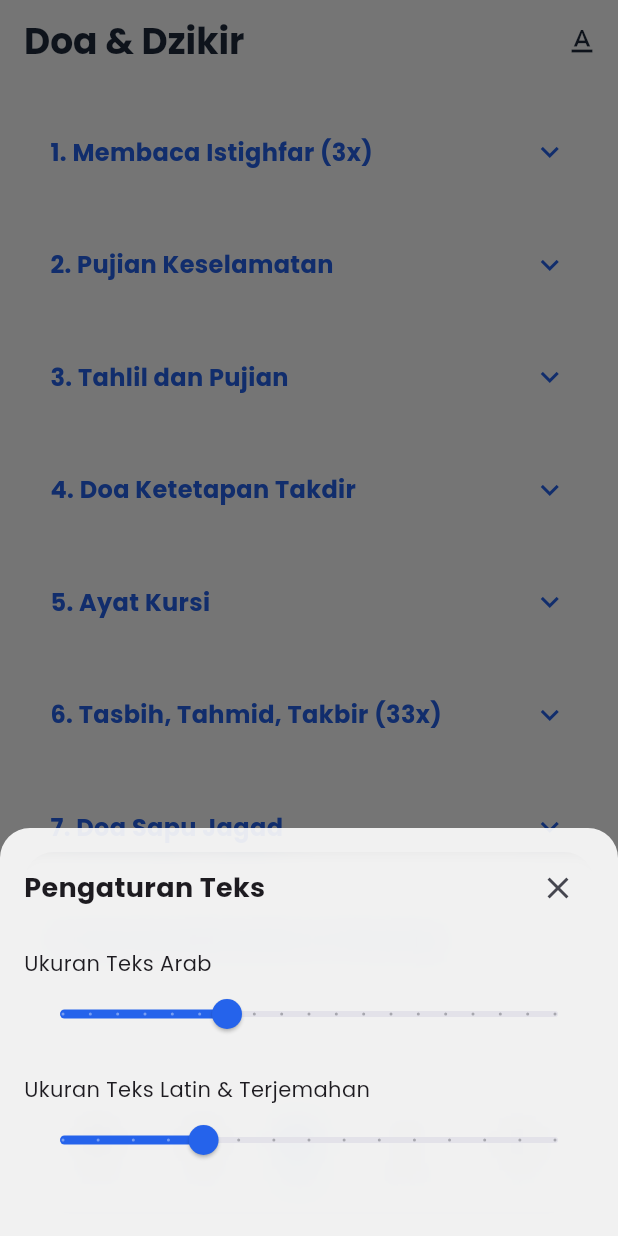
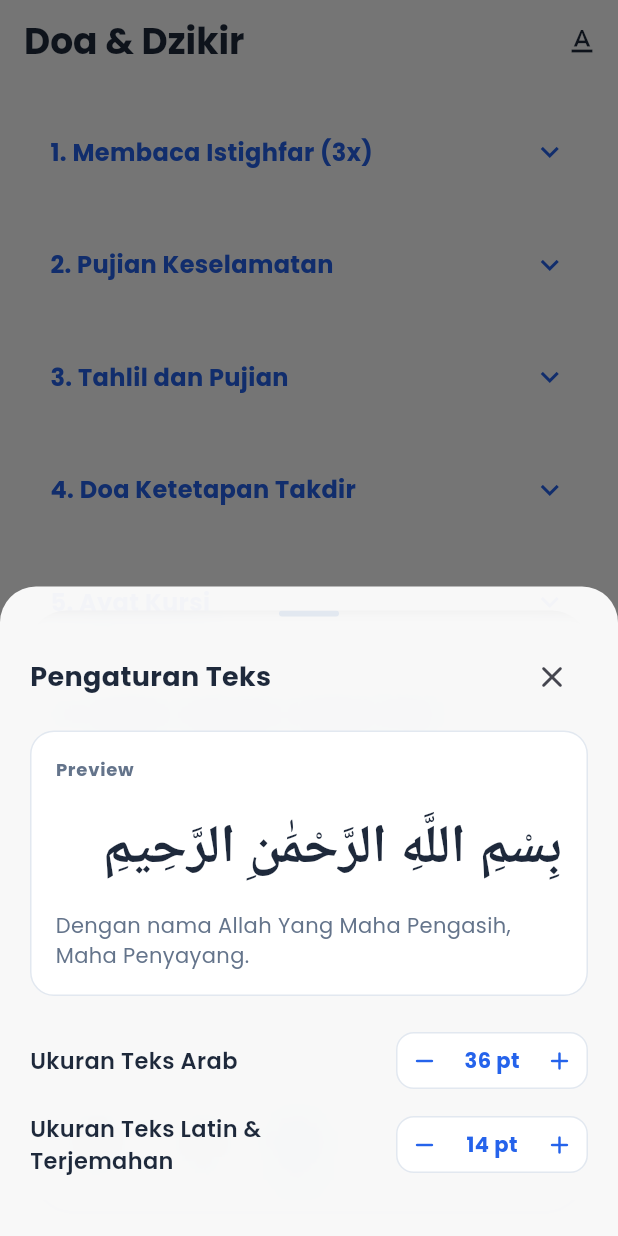
Before and after one commit to MuhammadKrisna18/sahabatmuslim, a Flutter app: the screen it shows after launch, item 3 of the bottom bar chosen, after a tap on the "text format" icon, on a phone screen of 412 x 824 dp. Run offline on Flutter 3.47's test engine with Material 3 defaults, Android fonts, the phone set to English and light mode, and no system bars; drawn by our look-alikes of expandable, flutter_animate; our stand-ins replace adhan, audio_service, audioplayers, dio, file_picker, flutter_compass and 14 more; missing offline and left inert: alarm, home_widget; network calls fail; Roboto replaces fonts that are missing (Amiri); statements that could not run were skipped.

Commit message:
feat(settings): implement stepper typography sheet with live preview

```diff
--- /dev/null
+++ b/lib/features/settings/presentation/widgets/typography_preview_card.dart
@@ -0,0 +1,61 @@
+import 'package:flutter/material.dart';
+import 'package:google_fonts/google_fonts.dart';
+import 'package:adhan_reminder/core/theme/theme_ext.dart';
+
+class TypographyPreviewCard extends StatelessWidget {
+  final double arabicFontSize;
+  final double latinFontSize;
+
+  const TypographyPreviewCard({
+    super.key,
+    required this.arabicFontSize,
+    required this.latinFontSize,
+  });
+
+  @override
+  Widget build(BuildContext context) {
+    return Container(
+      width: double.infinity,
+      padding: const EdgeInsets.all(16),
+      decoration: BoxDecoration(
+        color: context.surfaceColor,
+        borderRadius: BorderRadius.circular(16),
+        border: Border.all(color: context.borderColor),
+      ),
+      child: Column(
+        crossAxisAlignment: CrossAxisAlignment.stretch,
+        children: [
+          Text(
+            'Preview',
+            style: TextStyle(
+              fontSize: 12,
+              fontWeight: FontWeight.bold,
+              color: context.textSecondaryColor,
+              letterSpacing: 0.5,
+            ),
+          ),
+          const SizedBox(height: 12),
+          Text(
+            'بِسْمِ اللَّهِ الرَّحْمَٰنِ الرَّحِيمِ',
+            textAlign: TextAlign.right,
+            style: GoogleFonts.amiri(
+              fontSize: arabicFontSize,
+              fontWeight: FontWeight.bold,
+              color: context.textPrimaryColor,
+              height: 1.8,
+            ),
+          ),
+          const SizedBox(height: 8),
+          Text(
+            'Dengan nama Allah Yang Maha Pengasih, Maha Penyayang.',
+            style: TextStyle(
+              fontSize: latinFontSize,
+              color: context.textSecondaryColor,
+              height: 1.4,
+            ),
+          ),
+        ],
+      ),
+    );
+  }
+}
--- a/lib/features/settings/presentation/widgets/typography_settings_sheet.dart
+++ b/lib/features/settings/presentation/widgets/typography_settings_sheet.dart
@@ -2,6 +2,9 @@ import 'package:flutter/material.dart';
 import 'package:provider/provider.dart';
 import 'dart:ui';
 import 'package:adhan_reminder/features/settings/presentation/providers/settings_provider.dart';
+import 'package:adhan_reminder/features/settings/presentation/widgets/font_size_stepper.dart';
+import 'package:adhan_reminder/features/settings/presentation/widgets/typography_preview_card.dart';
+import 'package:adhan_reminder/core/theme/theme_ext.dart';
 
 class TypographySettingsSheet extends StatelessWidget {
   const TypographySettingsSheet({super.key});
@@ -9,13 +12,13 @@ class TypographySettingsSheet extends StatelessWidget {
   @override
   Widget build(BuildContext context) {
     return Container(
-      padding: const EdgeInsets.all(16),
+      padding: const EdgeInsets.fromLTRB(20, 16, 20, 24),
       decoration: BoxDecoration(
-        color: Theme.of(context).scaffoldBackgroundColor.withOpacity(0.9),
-        borderRadius: const BorderRadius.vertical(top: Radius.circular(20)),
+        color: Theme.of(context).scaffoldBackgroundColor.withOpacity(0.95),
+        borderRadius: const BorderRadius.vertical(top: Radius.circular(24)),
       ),
       child: ClipRRect(
-        borderRadius: const BorderRadius.vertical(top: Radius.circular(20)),
+        borderRadius: const BorderRadius.vertical(top: Radius.circular(24)),
         child: BackdropFilter(
           filter: ImageFilter.blur(sigmaX: 10, sigmaY: 10),
           child: Consumer<SettingsProvider>(
@@ -24,47 +27,57 @@ class TypographySettingsSheet extends StatelessWidget {
                 mainAxisSize: MainAxisSize.min,
                 crossAxisAlignment: CrossAxisAlignment.stretch,
                 children: [
+                  Center(
+                    child: Container(
+                      width: 40,
+                      height: 4,
+                      decoration: BoxDecoration(
+                        color: context.borderColor,
+                        borderRadius: BorderRadius.circular(2),
+                      ),
+                    ),
+                  ),
+                  const SizedBox(height: 16),
                   Row(
                     mainAxisAlignment: MainAxisAlignment.spaceBetween,
                     children: [
-                      const Text(
+                      Text(
                         'Pengaturan Teks',
                         style: TextStyle(
                           fontSize: 18,
                           fontWeight: FontWeight.bold,
+                          color: context.textPrimaryColor,
                         ),
                       ),
                       IconButton(
-                        icon: const Icon(Icons.close),
+                        icon: const Icon(Icons.close_rounded),
                         onPressed: () => Navigator.pop(context),
                       ),
                     ],
                   ),
-                  const SizedBox(height: 16),
-                  const Text('Ukuran Teks Arab'),
-                  Slider(
-                    value: settings.arabicFontSize,
-                    min: 24.0,
-                    max: 60.0,
-                    divisions: 18,
-                    label: settings.arabicFontSize.round().toString(),
-                    onChanged: (value) {
-                      settings.setArabicFontSize(value);
-                    },
+                  const SizedBox(height: 12),
+                  TypographyPreviewCard(
+                    arabicFontSize: settings.arabicFontSize,
+                    latinFontSize: settings.latinFontSize,
                   ),
                   const SizedBox(height: 16),
-                  const Text('Ukuran Teks Latin & Terjemahan'),
-                  Slider(
-                    value: settings.latinFontSize,
-                    min: 10.0,
-                    max: 24.0,
-                    divisions: 14,
-                    label: settings.latinFontSize.round().toString(),
-                    onChanged: (value) {
-                      settings.setLatinFontSize(value);
-                    },
+                  FontSizeStepper(
+                    title: 'Ukuran Teks Arab',
+                    currentSize: settings.arabicFontSize,
+                    minSize: SettingsProvider.minArabicFontSize,
+                    maxSize: SettingsProvider.maxArabicFontSize,
+                    onDecrease: () => settings.decreaseArabicFontSize(),
+                    onIncrease: () => settings.increaseArabicFontSize(),
                   ),
-                  const SizedBox(height: 24),
+                  FontSizeStepper(
+                    title: 'Ukuran Teks Latin & Terjemahan',
+                    currentSize: settings.latinFontSize,
+                    minSize: SettingsProvider.minLatinFontSize,
+                    maxSize: SettingsProvider.maxLatinFontSize,
+                    onDecrease: () => settings.decreaseLatinFontSize(),
+                    onIncrease: () => settings.increaseLatinFontSize(),
+                  ),
+                  const SizedBox(height: 8),
                 ],
               );
             },
```
Also changed, not shown: lib/features/settings/presentation/screens/settings_screen.dart (+23 -23 lines).
